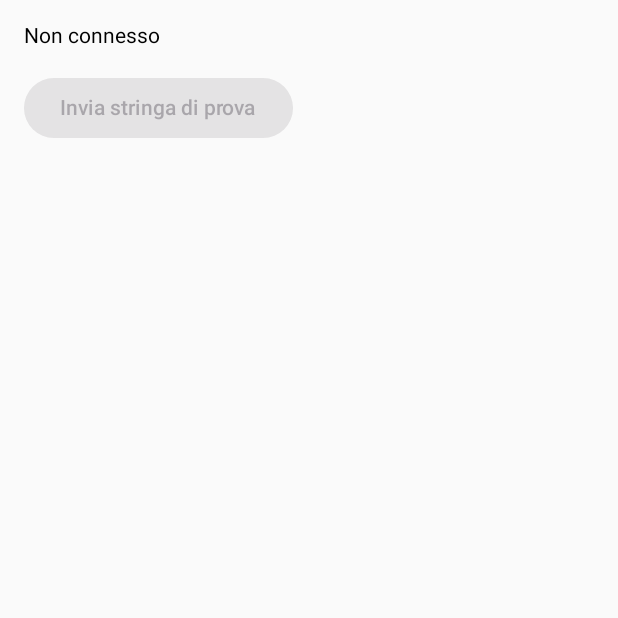
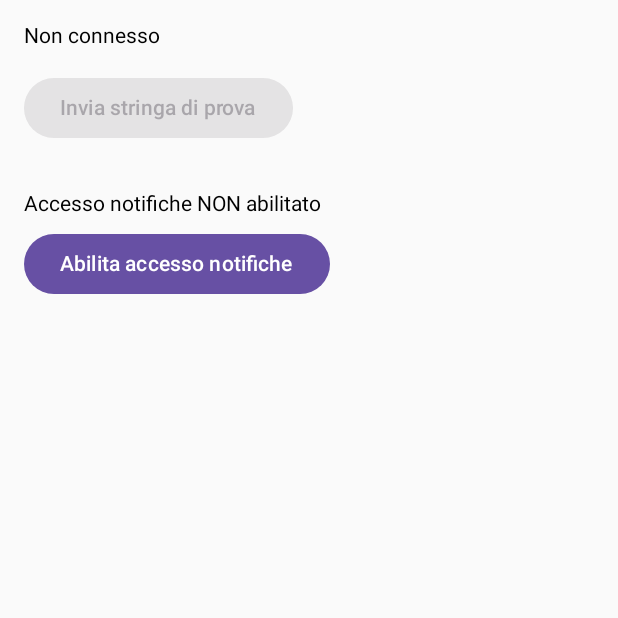
Before and after one commit to carloesposiito/GGPPSS, an Android app built with Jetpack Compose: the screen it shows after launch (MainActivity), on a phone screen of 412 x 824 dp, the top half of it. Run offline under Robolectric (Android 15) with nearby library versions, the phone set to English and light mode, and no system bars.

Commit message:
Joined Maps notification reading and BLE communication. Still to be improved.

```diff
--- a/GGPPSS2/app/src/main/java/com/example/ggppss2/BLEManager.kt
+++ b/GGPPSS2/app/src/main/java/com/example/ggppss2/BLEManager.kt
@@ -6,9 +6,7 @@ import android.content.Context
 import android.os.Handler
 import android.os.Looper
 import android.util.Log
-import androidx.compose.runtime.MutableState
-import androidx.compose.runtime.State
-import androidx.compose.runtime.mutableStateOf
+import androidx.compose.runtime.*
 import java.util.*
 
 class BLEManager(private val context: Context) {
@@ -17,22 +15,33 @@ class BLEManager(private val context: Context) {
     private val bluetoothAdapter: BluetoothAdapter? = BluetoothAdapter.getDefaultAdapter()
     private val bluetoothLeScanner: BluetoothLeScanner? = bluetoothAdapter?.bluetoothLeScanner
 
-    // Stato interno mutabile, non visibile all'esterno
     private val _isConnected: MutableState<Boolean> = mutableStateOf(false)
-    // Stato pubblico solo lettura, da usare in Compose
     val isConnected: State<Boolean> get() = _isConnected
+
+    private val _isReadyToWrite: MutableState<Boolean> = mutableStateOf(false)
+    val isReadyToWrite: State<Boolean> get() = _isReadyToWrite
 
     private var scanning = false
     private val handler = Handler(Looper.getMainLooper())
 
     private val SCAN_PERIOD: Long = 10000 // 10 sec scan
-
     private var targetDeviceName: String? = null
 
     private val SERVICE_UUID = UUID.fromString("6E400001-B5A3-F393-E0A9-E50E24DCCA9E")
     private val CHARACTERISTIC_UUID_RX = UUID.fromString("6E400002-B5A3-F393-E0A9-E50E24DCCA9E")
 
     private var rxCharacteristic: BluetoothGattCharacteristic? = null
+
+    companion object {
+        @Volatile
+        private var INSTANCE: BLEManager? = null
+
+        fun getInstance(context: Context): BLEManager {
+            return INSTANCE ?: synchronized(this) {
+                INSTANCE ?: BLEManager(context.applicationContext).also { INSTANCE = it }
+            }
+        }
+    }
 
     private val scanCallback = object : ScanCallback() {
         override fun onScanResult(callbackType: Int, result: ScanResult?) {
@@ -99,7 +108,9 @@ class BLEManager(private val context: Context) {
             close()
         }
         bluetoothGatt = null
+        rxCharacteristic = null
         _isConnected.value = false
+        _isReadyToWrite.value = false
         Log.d("BLEManager", "Disconnected from device")
     }
 
@@ -116,6 +127,7 @@ class BLEManager(private val context: Context) {
                 BluetoothProfile.STATE_DISCONNECTED -> {
                     Log.d("BLEManager", "Disconnected from GATT server.")
                     _isConnected.value = false
+                    _isReadyToWrite.value = false
                     bluetoothGatt?.close()
                     bluetoothGatt = null
                 }
@@ -137,6 +149,7 @@ class BLEManager(private val context: Context) {
                     return
                 }
                 Log.d("BLEManager", "RX characteristic pronta per scrittura")
+                _isReadyToWrite.value = true
             } else {
                 Log.e("BLEManager", "onServicesDiscovered fallito con status: $status")
             }
--- a/GGPPSS2/app/src/main/java/com/example/ggppss2/MainActivity.kt
+++ b/GGPPSS2/app/src/main/java/com/example/ggppss2/MainActivity.kt
@@ -1,6 +1,8 @@
 package com.example.ggppss2
 
+import android.content.Intent
 import android.os.Bundle
+import android.provider.Settings
 import androidx.activity.ComponentActivity
 import androidx.activity.compose.setContent
 import androidx.compose.foundation.layout.*
@@ -10,36 +12,78 @@ import androidx.compose.runtime.*
 import androidx.compose.ui.Modifier
 import androidx.compose.ui.tooling.preview.Preview
 import androidx.compose.ui.unit.dp
+import androidx.core.app.NotificationManagerCompat
 import com.example.ggppss2.ble.BLEManager
 
 class MainActivity : ComponentActivity() {
+
     private lateinit var bleManager: BLEManager
 
     override fun onCreate(savedInstanceState: Bundle?) {
         super.onCreate(savedInstanceState)
-        bleManager = BLEManager(this)
+        bleManager = BLEManager.getInstance(applicationContext)
 
         setContent {
-            // Qui usiamo "by" per delegare lo State<Boolean> e ottenere il Boolean
             val isConnected by bleManager.isConnected
+            var isNotificationAccessGranted by remember { mutableStateOf(false) }
 
-            MyUI(isConnected = isConnected, onSendTest = {
-                val testString = "Ciao ESP!"
-                val testData = testString.toByteArray()
-                bleManager.writeToCharacteristic(testData)
-            })
+            // Controllo accesso notifiche ogni volta che il composable viene ricostruito
+            LaunchedEffect(Unit) {
+                isNotificationAccessGranted = NotificationManagerCompat
+                    .getEnabledListenerPackages(applicationContext)
+                    .contains(packageName)
+            }
 
+            MyUI(
+                isConnected = isConnected,
+                isNotificationAccessGranted = isNotificationAccessGranted,
+                onSendTest = {
+                    val testString = "Ciao ESP!"
+                    val testData = testString.toByteArray()
+                    bleManager.writeToCharacteristic(testData)
+                },
+                onOpenNotificationSettings = {
+                    val intent = Intent(Settings.ACTION_NOTIFICATION_LISTENER_SETTINGS)
+                    startActivity(intent)
+                }
+            )
+
+            // Avvio scansione una sola volta all'avvio
             LaunchedEffect(Unit) {
                 bleManager.startScan("GGPPSS_BLE")
             }
         }
     }
+
+    override fun onResume() {
+        super.onResume()
+        // Aggiorna lo stato accesso notifiche in onResume (utile se l'utente torna dalla schermata impostazioni)
+        val accessGranted = NotificationManagerCompat
+            .getEnabledListenerPackages(this)
+            .contains(packageName)
+        // Per aggiornare lo stato in Compose in modo sicuro, puoi usare un side effect
+        // oppure gestire questo stato dentro Compose come fatto sopra (LaunchedEffect)
+    }
+
+    override fun onDestroy() {
+        super.onDestroy()
+        // Ferma scansione e disconnetti per evitare leak e consumi inutili
+        bleManager.stopScan()
+        bleManager.disconnect()
+    }
 }
 
 @Composable
-fun MyUI(isConnected: Boolean, onSendTest: () -> Unit) {
+fun MyUI(
+    isConnected: Boolean,
+    isNotificationAccessGranted: Boolean,
+    onSendTest: () -> Unit,
+    onOpenNotificationSettings: () -> Unit
+) {
     Column(
-        modifier = Modifier.padding(16.dp)
+        modifier = Modifier
+            .fillMaxSize()
+            .padding(16.dp)
     ) {
         Text(text = if (isConnected) "Connesso al dispositivo" else "Non connesso")
 
@@ -51,11 +95,31 @@ fun MyUI(isConnected: Boolean, onSendTest: () -> Unit) {
         ) {
             Text("Invia stringa di prova")
         }
+
+        Spacer(modifier = Modifier.height(32.dp))
+
+        Text(
+            text = if (isNotificationAccessGranted)
+                "Accesso notifiche abilitato"
+            else
+                "Accesso notifiche NON abilitato"
+        )
+
+        Spacer(modifier = Modifier.height(8.dp))
+
+        Button(onClick = onOpenNotificationSettings) {
+            Text("Abilita accesso notifiche")
+        }
     }
 }
 
 @Preview(showBackground = true)
 @Composable
 fun PreviewMyUI() {
-    MyUI(isConnected = false, onSendTest = {})
+    MyUI(
+        isConnected = false,
+        isNotificationAccessGranted = false,
+        onSendTest = {},
+        onOpenNotificationSettings = {}
+    )
 }
```
Also changed, not shown: GGPPSS2/app/src/main/AndroidManifest.xml (+14 -3 lines), GGPPSS2/app/src/main/java/com/example/ggppss2/MyNotificationListenerService.kt (added, +32 -0 lines), 1 other file.
